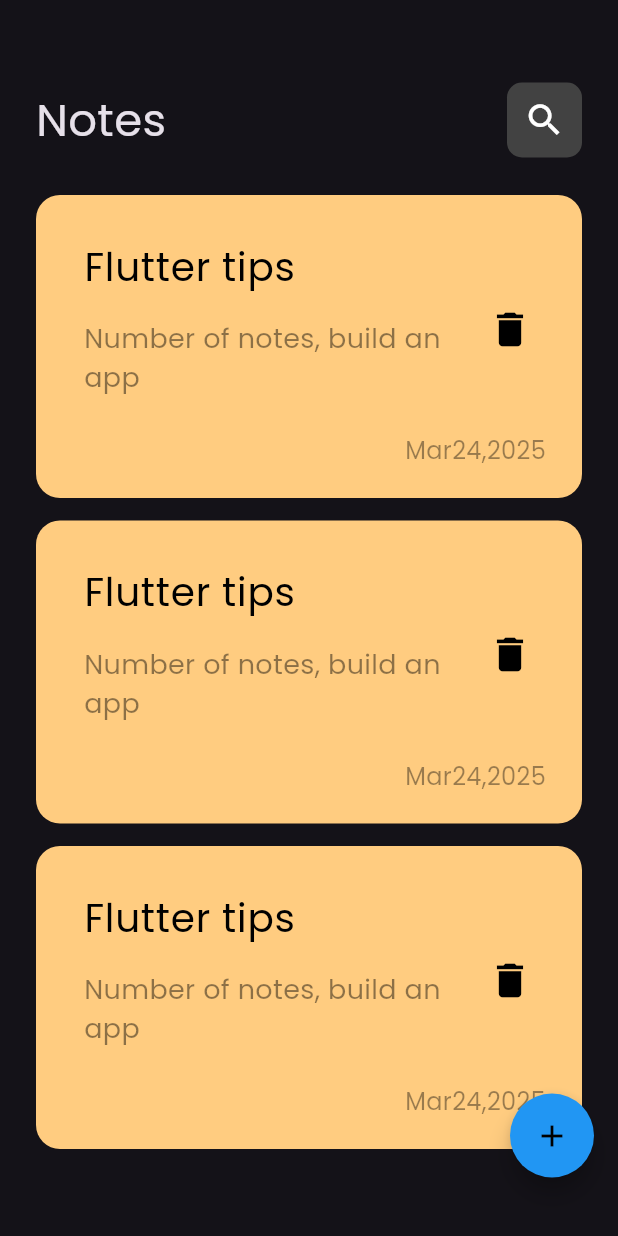
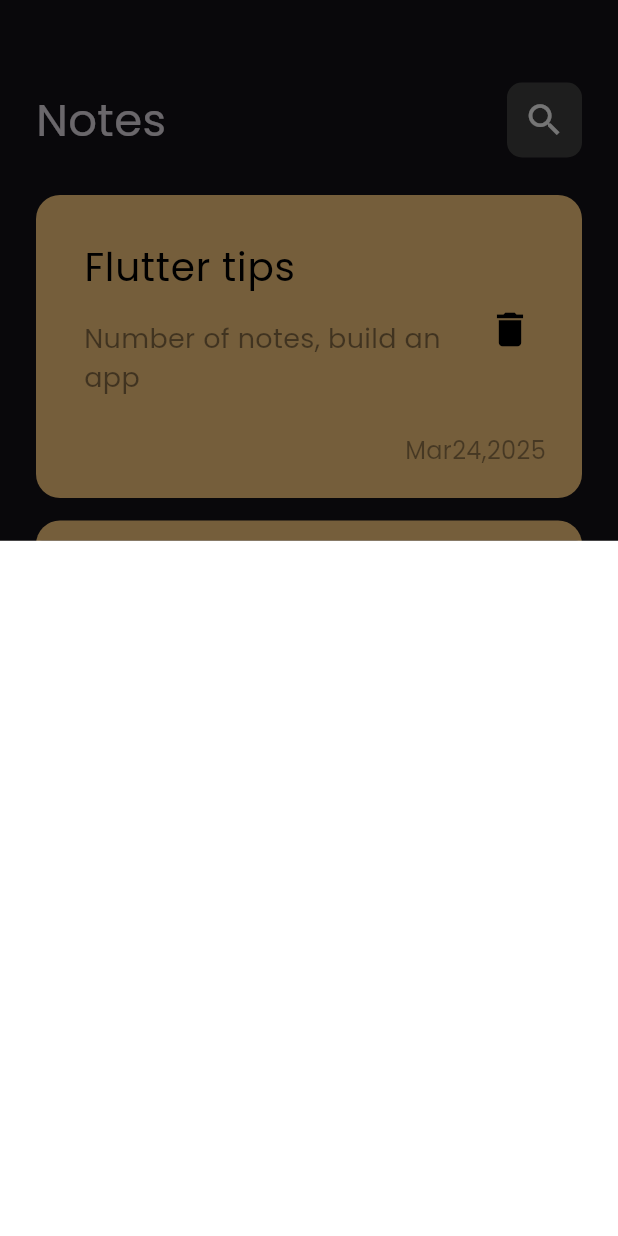
Before and after one commit to Ehabhanna1/Notes-App, a Flutter app: the screen it shows after launch, after a tap on the "add" icon, on a phone screen of 412 x 824 dp. Run offline on Flutter 3.47's test engine with Material 3 defaults, Android fonts, the phone set to English and light mode, and no system bars.

Commit message:
create add notes buttom sheet

```diff
--- a/lib/views/notes_view.dart
+++ b/lib/views/notes_view.dart
@@ -1,4 +1,5 @@
 import 'package:flutter/material.dart';
+import 'package:notes_app/views/widgets/add_note_buttom_sheet.dart';
 import 'package:notes_app/views/widgets/notes_view_body.dart';
 
 class NotesView extends StatelessWidget {
@@ -12,7 +13,11 @@ class NotesView extends StatelessWidget {
         child: FloatingActionButton(
           shape: RoundedRectangleBorder(borderRadius: BorderRadius.circular(28)),
           backgroundColor: Colors.blue,
-          onPressed: (){},
+          onPressed: (){
+            showModalBottomSheet(context: context, builder: (context){
+             return const AddNotesButtomSheet();
+            });
+          },
           child: const Icon(Icons.add,color: Colors.black,),),
       ),
 
--- /dev/null
+++ b/lib/views/widgets/add_note_buttom_sheet.dart
@@ -0,0 +1,13 @@
+import 'package:flutter/material.dart';
+
+class AddNotesButtomSheet extends StatelessWidget {
+  const AddNotesButtomSheet({super.key});
+
+  @override
+  Widget build(BuildContext context) {
+    return Container(
+      color: Colors.white,
+
+    );
+  }
+}
```
